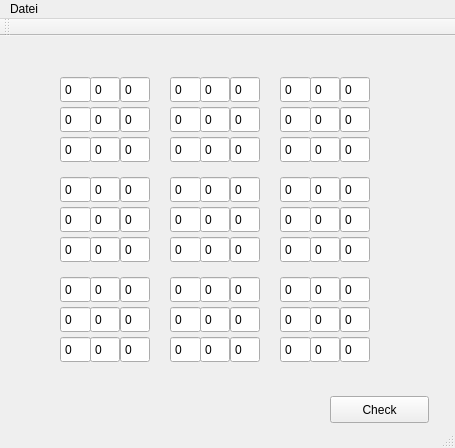
Qt form sudokumain.ui (GammaG/Aufgabe3) before a commit.
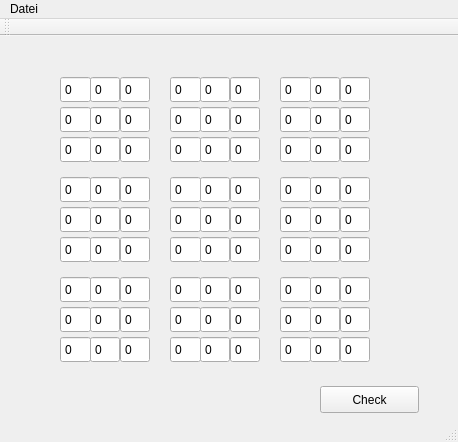
The same form after that commit.

Patch:
```diff
--- a/sudokumain.ui
+++ b/sudokumain.ui
@@ -6,8 +6,8 @@
    <rect>
     <x>0</x>
     <y>0</y>
-    <width>455</width>
-    <height>448</height>
+    <width>458</width>
+    <height>442</height>
    </rect>
   </property>
   <property name="windowTitle">
@@ -1070,8 +1070,8 @@
    <widget class="QPushButton" name="pushButton">
     <property name="geometry">
      <rect>
-      <x>330</x>
-      <y>360</y>
+      <x>320</x>
+      <y>350</y>
       <width>99</width>
       <height>27</height>
      </rect>
@@ -1086,7 +1086,7 @@
     <rect>
      <x>0</x>
      <y>0</y>
-     <width>455</width>
+     <width>458</width>
      <height>25</height>
     </rect>
    </property>
```
Left out of the diff: 25 changed lines with no effect on the pictures.
